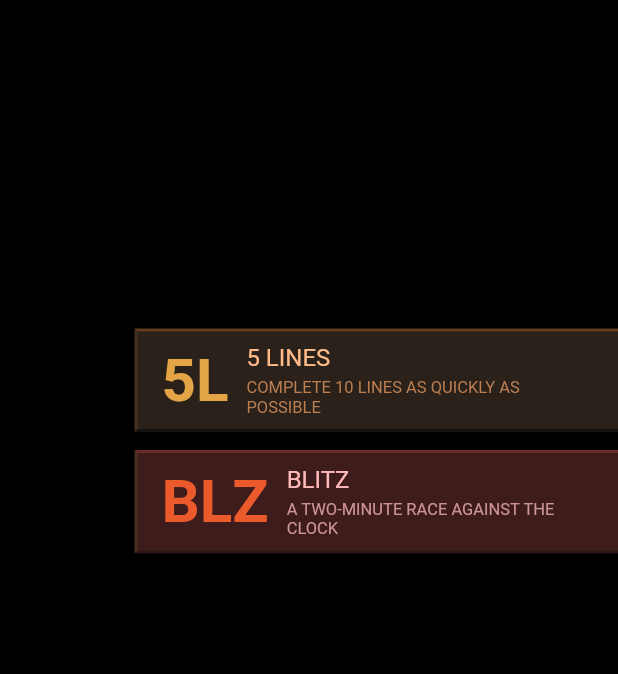
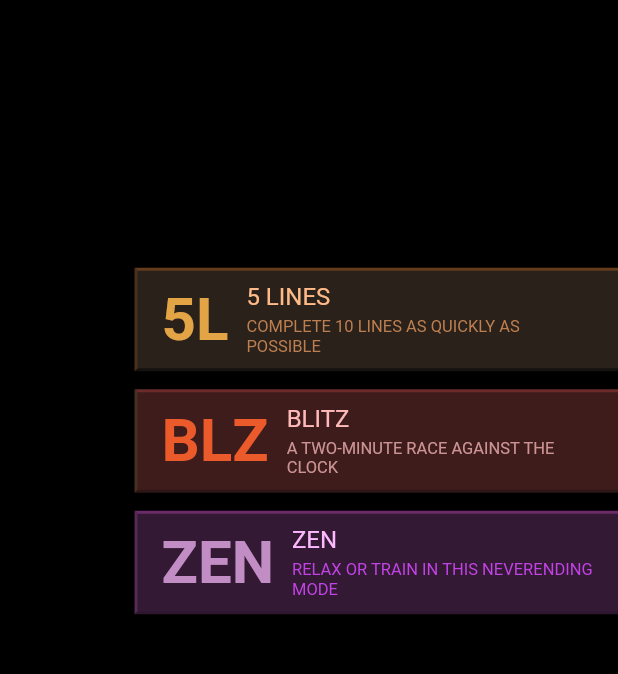
Before and after one commit to lvxduck/tetris-master, a Flutter app: the screen it shows after launch, on a phone screen of 412 x 824 dp, the part 177-851 px from its top. Run offline on Flutter 3.47's test engine with Material 2 defaults, Android fonts, the light colour scheme and no system bars; drawn by our look-alikes of animated_text_kit; our stand-ins replace animated_background, cached_network_image, flutter_riverpod, freezed_annotation, hive, hive_flutter and 1 more; accounts and stored records are empty; generated files the repository leaves out were written again.

Commit message:
add more sound effect

```diff
--- a/lib/game/core/theme/game_color.dart
+++ b/lib/game/core/theme/game_color.dart
@@ -28,4 +28,18 @@ class GameColor {
     },
   );
   static const int _orangePrimaryValue = 0xFF582929;
+
+  static const MaterialColor purple = MaterialColor(
+    _orangePrimaryValue,
+    <int, Color>{
+      100: Color(0xFFFDB9FF),
+      200: Color(0xFFC28DC5),
+      300: Color(0xFFC142E5),
+      400: Color(0xFF6B2B69),
+      500: Color(_purplePrimaryValue),
+      600: Color(0xFF331933),
+      700: Color(0xFF2E162E),
+    },
+  );
+  static const int _purplePrimaryValue = 0xFF582957;
 }
--- a/lib/game/game_core/controller/game_core_controller.dart
+++ b/lib/game/game_core/controller/game_core_controller.dart
@@ -208,6 +208,7 @@ class GameCoreController extends ChangeNotifier with BaseGameController {
         }
       }
       if (event.isKeyPressed(LogicalKeyboardKey.space)) {
+        audioController.playMoveFast();
         do {
           currentBlock?.move(BlockMovement.down, 1);
         } while (_isValidBlock());
--- a/lib/game/game_core/widgets/empty_tile_widget.dart
+++ b/lib/game/game_core/widgets/empty_tile_widget.dart
@@ -16,7 +16,7 @@ class EmptyTileWidget extends StatelessWidget {
         color: Colors.black,
         border: Border.all(
           width: 0.5,
-          color: Colors.grey,
+          color: Colors.grey[700]!,
         ),
       ),
     );
--- a/lib/game/pages/start/start_page.dart
+++ b/lib/game/pages/start/start_page.dart
@@ -13,6 +13,7 @@ class StartPage extends ConsumerWidget {
 
   @override
   Widget build(BuildContext context, ref) {
+    final audioController = ref.watch(audioProvider.notifier);
     return Scaffold(
       backgroundColor: Colors.black,
       floatingActionButtonLocation: FloatingActionButtonLocation.startTop,
@@ -103,6 +104,21 @@ class StartPage extends ConsumerWidget {
                 // var duration = await player.setUrl('https://foo.com/bar.mp3');
               },
             ),
+            const SizedBox(height: 12),
+            TetrisModeButton(
+              color: GameColor.purple,
+              type: 'ZEN',
+              title: 'ZEN',
+              description: 'RELAX OR TRAIN IN THIS NEVERENDING MODE',
+              onTap: () {
+                audioController.playClick();
+                // Navigator.of(context).push(
+                //   MaterialPageRoute(
+                //     builder: (_) => const FortyLinesDetailPage(),
+                //   ),
+                // );
+              },
+            ),
           ],
         ),
       ),
```
Also changed, not shown: lib/game/game_core/controller/audio_controller.dart (+26 -0 lines), lib/game/game_core/game_core.dart (+17 -1 lines), 1 other file.
